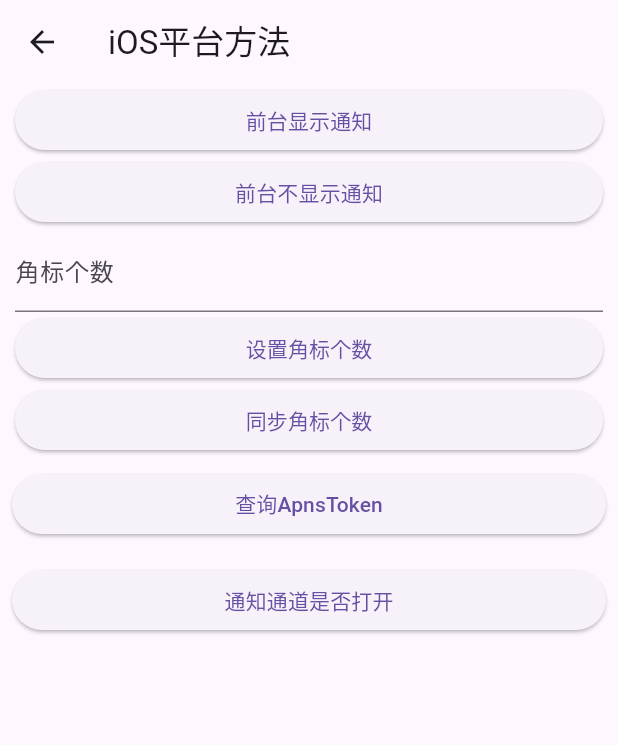
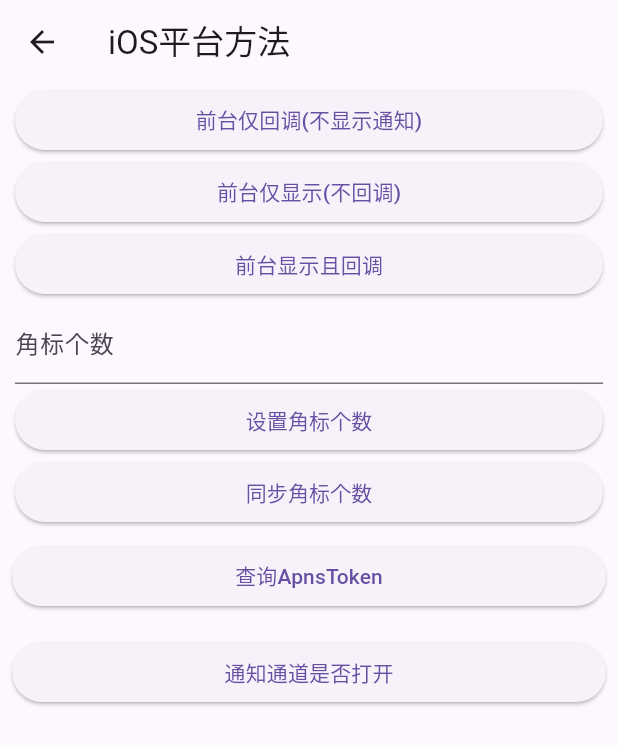
Before and after one commit to aliyun/alibabacloud-push-flutter-plugin, a Flutter app: the IOSPage screen opened directly, on a phone screen of 412 x 824 dp. Shown: the top 745 px of the screen. Run offline on Flutter 3.47's test engine with Material 3 defaults, Android fonts, the light colour scheme and no system bars; missing offline and left inert: material_dialogs.

Commit message:
feat: iOS端前台通知处理提供3种处理模式

```diff
--- a/example/lib/ios.dart
+++ b/example/lib/ios.dart
@@ -23,27 +23,47 @@ class _IOSPageState extends BaseState<IOSPage> {
       padding: const EdgeInsets.symmetric(horizontal: 10.0),
       child: ElevatedButton(
           onPressed: () {
-            _aliyunPush.showIOSNoticeWhenForeground(true).then((result) {
+            _aliyunPush
+                .setIOSForegroundNoticeMode(ForegroundNoticeMode.callbackOnly)
+                .then((result) {
               var code = result['code'];
               if (code == kAliyunPushSuccessCode) {
-                showOkDialog('设置前台显示通知成功');
+                showOkDialog('设置前台仅回调模式成功');
               }
             });
           },
-          child: const Text('前台显示通知')),
+          child: const Text('前台仅回调(不显示通知)')),
     ));
     children.add(Padding(
       padding: const EdgeInsets.symmetric(horizontal: 10.0),
       child: ElevatedButton(
           onPressed: () {
-            _aliyunPush.showIOSNoticeWhenForeground(false).then((result) {
+            _aliyunPush
+                .setIOSForegroundNoticeMode(ForegroundNoticeMode.showOnly)
+                .then((result) {
               var code = result['code'];
               if (code == kAliyunPushSuccessCode) {
-                showOkDialog('设置前台不显示通知成功');
+                showOkDialog('设置前台仅显示模式成功');
               }
             });
           },
-          child: const Text('前台不显示通知')),
+          child: const Text('前台仅显示(不回调)')),
+    ));
+    children.add(Padding(
+      padding: const EdgeInsets.symmetric(horizontal: 10.0),
+      child: ElevatedButton(
+          onPressed: () {
+            _aliyunPush
+                .setIOSForegroundNoticeMode(
+                    ForegroundNoticeMode.showAndCallback)
+                .then((result) {
+              var code = result['code'];
+              if (code == kAliyunPushSuccessCode) {
+                showOkDialog('设置前台显示且回调模式成功');
+              }
+            });
+          },
+          child: const Text('前台显示且回调')),
     ));
     children.add(
       Padding(
--- a/lib/aliyun_push.dart
+++ b/lib/aliyun_push.dart
@@ -13,6 +13,19 @@ enum AliyunPushLogLevel {
 
   final String value;
   const AliyunPushLogLevel(this.value);
+}
+
+/// iOS 前台通知处理模式
+enum ForegroundNoticeMode {
+  /// 仅触发回调，不展示通知
+  callbackOnly(0),
+  /// 仅展示通知，不触发回调
+  showOnly(1),
+  /// 展示通知且触发回调
+  showAndCallback(2);
+
+  final int value;
+  const ForegroundNoticeMode(this.value);
 }
 
 const kAliyunPushSuccessCode = "10000";
@@ -426,17 +439,37 @@ class AliyunPush {
     return apnsDeviceToken;
   }
 
+  /// 设置iOS通知在应用前台时的处理模式
+  ///
+  /// [mode] 前台通知处理模式，可选值：
+  /// - [ForegroundNoticeMode.callbackOnly] 仅触发回调，不展示通知
+  /// - [ForegroundNoticeMode.showOnly] 仅展示通知，不触发回调
+  /// - [ForegroundNoticeMode.showAndCallback] 展示通知且触发回调
+  ///
+  /// @return 返回值
+  Future<Map<dynamic, dynamic>> setIOSForegroundNoticeMode(
+      ForegroundNoticeMode mode) async {
+    if (!Platform.isIOS) {
+      return {'code': kAliyunPushOnlyIOS, 'errorMsg': 'Only support iOS'};
+    }
+    Map<dynamic, dynamic> result = await methodChannel
+        .invokeMethod('showNoticeWhenForeground', {'mode': mode.value});
+    return result;
+  }
+
   /// 设置iOS通知在应用前台时是否展示
   ///
   /// @param enable 是否展示
   /// @return 返回值
+  @Deprecated('Use setIOSForegroundNoticeMode with ForegroundNoticeMode instead')
   Future<Map<dynamic, dynamic>> showIOSNoticeWhenForeground(bool enable) async {
     if (!Platform.isIOS) {
       return {'code': kAliyunPushOnlyIOS, 'errorMsg': 'Only support iOS'};
     }
-    Map<dynamic, dynamic> result = await methodChannel
-        .invokeMethod('showNoticeWhenForeground', {'enable': enable});
-    return result;
+    ForegroundNoticeMode mode = enable
+        ? ForegroundNoticeMode.showOnly
+        : ForegroundNoticeMode.callbackOnly;
+    return setIOSForegroundNoticeMode(mode);
   }
 
   Future<bool> isIOSChannelOpened() async {
```
Also changed, not shown: 1 other file.
